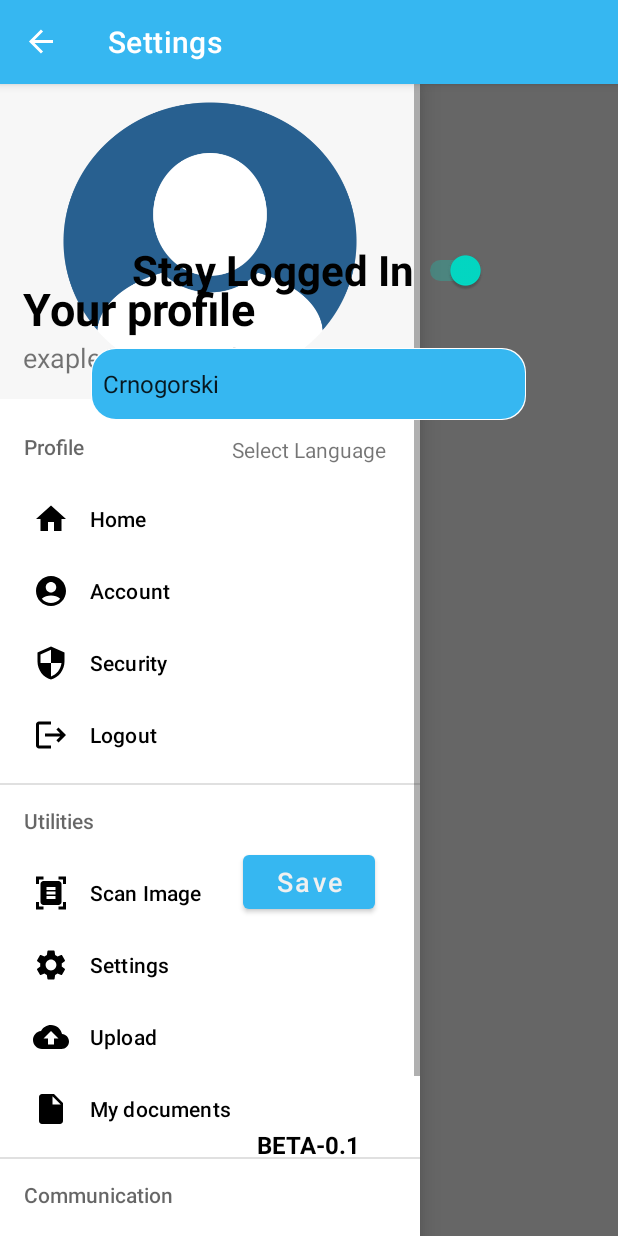
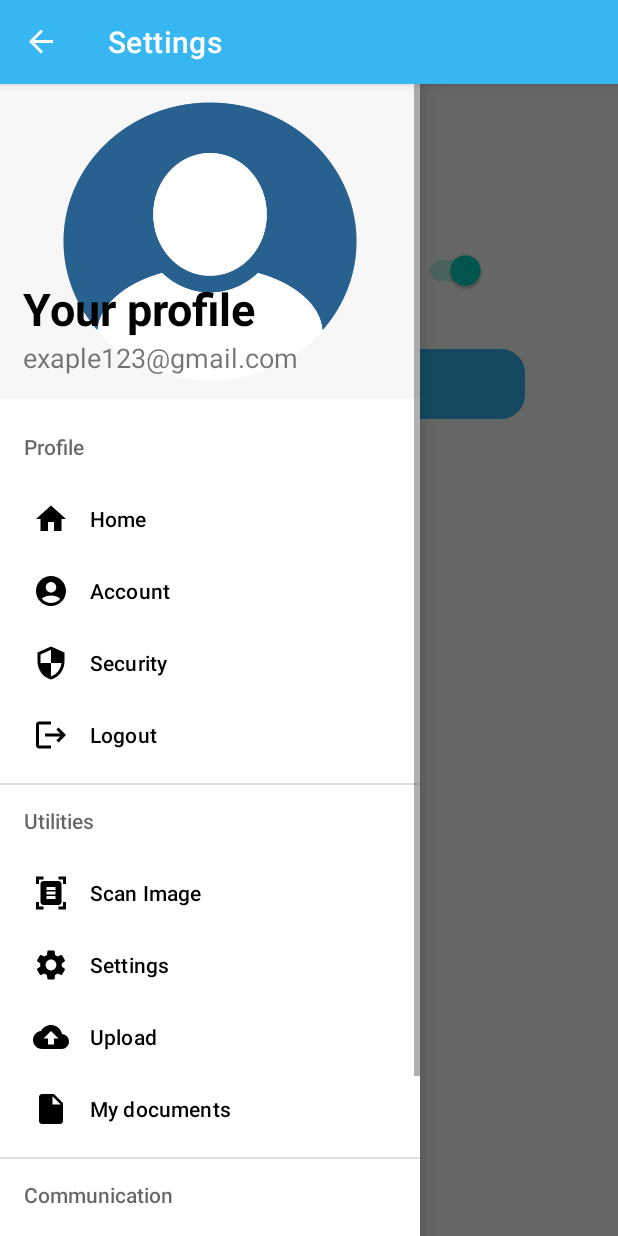
Before and after one commit to djuraskovicc/Unija-Challenge, an Android app: the Settings screen opened directly, with no data from a screen before it, with the side drawer open, on a phone screen of 412 x 824 dp. Run offline under Robolectric (Android 15) with nearby library versions, the phone set to English and light mode, and no system bars.

Commit message:
Bug Fixed

```diff
--- a/app/src/main/java/com/example/challange/Settings.java
+++ b/app/src/main/java/com/example/challange/Settings.java
@@ -27,10 +27,6 @@ public class Settings extends AppCompatActivity {
         super.onCreate(savedInstanceState);
         setContentView(R.layout.activity_settings);
 
-        drawerHelper = new DrawerHelper(this);
-        drawerHelper.init();
-        menuClickListener();
-
         stayLoggedInSwitch = findViewById(R.id.stayLoggedInSwitch);
         languageSpinner = findViewById(R.id.languageSpinner);
         saveButton = findViewById(R.id.saveButton);
@@ -46,6 +42,10 @@ public class Settings extends AppCompatActivity {
             startActivity(new Intent(Settings.this, MainActivity.class));
             finish();
         });
+
+        drawerHelper = new DrawerHelper(this);
+        drawerHelper.init();
+        menuClickListener();
     }
 
     private void menuClickListener(){
--- a/app/src/main/res/layout/activity_settings.xml
+++ b/app/src/main/res/layout/activity_settings.xml
@@ -20,7 +20,10 @@
         android:minHeight="48dp"
         android:text="@string/stay_logged_in"
         android:textSize="28sp"
-        android:textStyle="bold" />
+        android:enabled="true"
+        android:textStyle="bold"
+        android:clickable="true"
+        android:focusable="true" />
 
     <Spinner
         android:id="@+id/languageSpinner"
@@ -28,6 +31,8 @@
         android:layout_height="48dp"
         android:layout_below="@+id/stayLoggedInSwitch"
         android:layout_centerHorizontal="true"
+        android:clickable="true"
+        android:focusable="true"
         android:layout_marginTop="28dp"
         android:background="@drawable/background_language_section" />
 
@@ -44,6 +49,9 @@
         android:id="@+id/saveButton"
         android:layout_width="wrap_content"
         android:layout_height="wrap_content"
+        android:clickable="true"
+        android:enabled="true"
+        android:focusable="true"
         android:text="Save"
         android:textSize="18sp"
         android:textAllCaps="false"
@@ -62,6 +70,4 @@
         android:textSize="16sp"
         android:textColor="@color/black"
         android:textStyle="bold"/>
-
-
 </RelativeLayout>
--- a/app/src/main/res/layout/drawer_layout.xml
+++ b/app/src/main/res/layout/drawer_layout.xml
@@ -5,7 +5,8 @@
     android:layout_width="match_parent"
     android:layout_height="match_parent"
     android:id="@+id/drawer_layout"
-    tools:openDrawer="start">
+    tools:openDrawer="start"
+    android:elevation="20dp">
 
     <FrameLayout
         android:id="@+id/content_frame"
```
